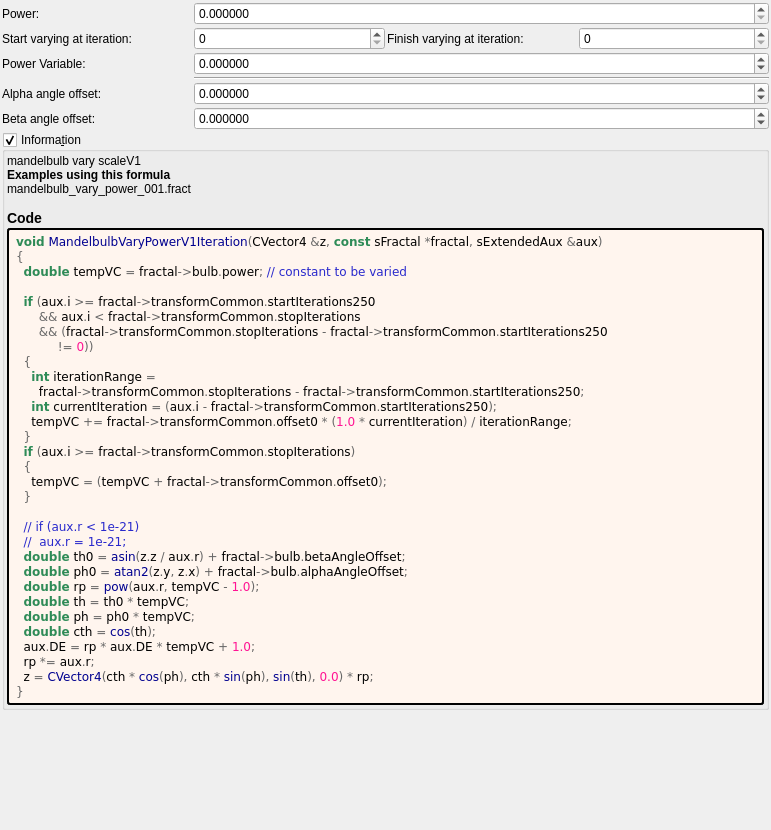
buddhi1980/mandelbulber2, file mandelbulber2/formula/ui/mandelbulb_vary_power_v1.ui: the form before one commit.
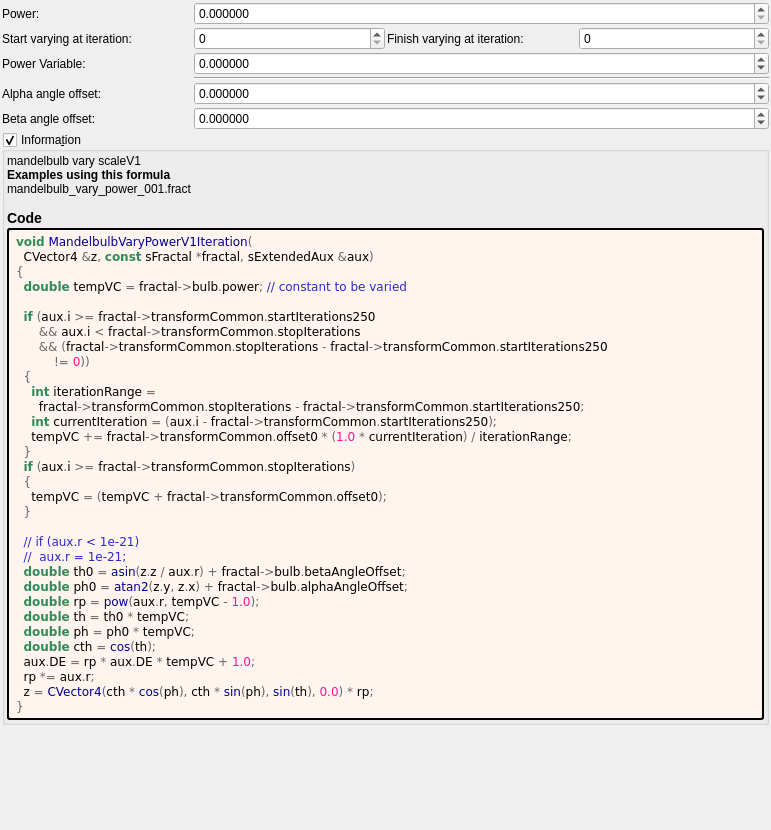
The form after the commit. Custom widgets are drawn as their Qt base class.

Patch:
```diff
--- a/mandelbulber2/formula/ui/mandelbulb_vary_power_v1.ui
+++ b/mandelbulber2/formula/ui/mandelbulb_vary_power_v1.ui
@@ -281,14 +281,15 @@
         </property>
         <property name="text">
          <string notr="true">&lt;body style=&quot;background-color:#fff5ee&quot;&gt;
-&lt;pre style=&quot;color:#000000; background-color:#fff5ee;  font-family:'Courier New',monospace;&quot;&gt;&lt;span style=&quot;color:#2e8b57; font-weight:bold&quot;&gt;void&lt;/span&gt; &lt;span style=&quot;color:#00008f&quot;&gt;MandelbulbVaryPowerV1Iteration&lt;/span&gt;&lt;span style=&quot;color:#676767&quot;&gt;(&lt;/span&gt;CVector4 &lt;span style=&quot;color:#676767&quot;&gt;&amp;amp;&lt;/span&gt;z&lt;span style=&quot;color:#676767&quot;&gt;,&lt;/span&gt; &lt;span style=&quot;color:#2e8b57; font-weight:bold&quot;&gt;const&lt;/span&gt; sFractal &lt;span style=&quot;color:#676767&quot;&gt;*&lt;/span&gt;fractal&lt;span style=&quot;color:#676767&quot;&gt;,&lt;/span&gt; sExtendedAux &lt;span style=&quot;color:#676767&quot;&gt;&amp;amp;&lt;/span&gt;aux&lt;span style=&quot;color:#676767&quot;&gt;)&lt;/span&gt;
+&lt;pre style=&quot;color:#000000; background-color:#fff5ee;  font-family:'Courier New',monospace;&quot;&gt;&lt;span style=&quot;color:#2e8b57; font-weight:bold&quot;&gt;void&lt;/span&gt; &lt;span style=&quot;color:#00008f&quot;&gt;MandelbulbVaryPowerV1Iteration&lt;/span&gt;&lt;span style=&quot;color:#676767&quot;&gt;(&lt;/span&gt;
+  CVector4 &lt;span style=&quot;color:#676767&quot;&gt;&amp;amp;&lt;/span&gt;z&lt;span style=&quot;color:#676767&quot;&gt;,&lt;/span&gt; &lt;span style=&quot;color:#2e8b57; font-weight:bold&quot;&gt;const&lt;/span&gt; sFractal &lt;span style=&quot;color:#676767&quot;&gt;*&lt;/span&gt;fractal&lt;span style=&quot;color:#676767&quot;&gt;,&lt;/span&gt; sExtendedAux &lt;span style=&quot;color:#676767&quot;&gt;&amp;amp;&lt;/span&gt;aux&lt;span style=&quot;color:#676767&quot;&gt;)&lt;/span&gt;
 &lt;span style=&quot;color:#676767&quot;&gt;{&lt;/span&gt;
   &lt;span style=&quot;color:#2e8b57; font-weight:bold&quot;&gt;double&lt;/span&gt; tempVC &lt;span style=&quot;color:#676767&quot;&gt;=&lt;/span&gt; fractal&lt;span style=&quot;color:#676767&quot;&gt;-&amp;gt;&lt;/span&gt;bulb&lt;span style=&quot;color:#676767&quot;&gt;.&lt;/span&gt;power&lt;span style=&quot;color:#676767&quot;&gt;;&lt;/span&gt; &lt;span style=&quot;color:#2929cc&quot;&gt;// constant to be varied&lt;/span&gt;
 
   &lt;span style=&quot;color:#2e8b57; font-weight:bold&quot;&gt;if&lt;/span&gt; &lt;span style=&quot;color:#676767&quot;&gt;(&lt;/span&gt;aux&lt;span style=&quot;color:#676767&quot;&gt;.&lt;/span&gt;i &lt;span style=&quot;color:#676767&quot;&gt;&amp;gt;=&lt;/span&gt; fractal&lt;span style=&quot;color:#676767&quot;&gt;-&amp;gt;&lt;/span&gt;transformCommon&lt;span style=&quot;color:#676767&quot;&gt;.&lt;/span&gt;startIterations250
       &lt;span style=&quot;color:#676767&quot;&gt;&amp;amp;&amp;amp;&lt;/span&gt; aux&lt;span style=&quot;color:#676767&quot;&gt;.&lt;/span&gt;i &lt;span style=&quot;color:#676767&quot;&gt;&amp;lt;&lt;/span&gt; fractal&lt;span style=&quot;color:#676767&quot;&gt;-&amp;gt;&lt;/span&gt;transformCommon&lt;span style=&quot;color:#676767&quot;&gt;.&lt;/span&gt;stopIterations
       &lt;span style=&quot;color:#676767&quot;&gt;&amp;amp;&amp;amp; (&lt;/span&gt;fractal&lt;span style=&quot;color:#676767&quot;&gt;-&amp;gt;&lt;/span&gt;transformCommon&lt;span style=&quot;color:#676767&quot;&gt;.&lt;/span&gt;stopIterations &lt;span style=&quot;color:#676767&quot;&gt;-&lt;/span&gt; fractal&lt;span style=&quot;color:#676767&quot;&gt;-&amp;gt;&lt;/span&gt;transformCommon&lt;span style=&quot;color:#676767&quot;&gt;.&lt;/span&gt;startIterations250
-           &lt;span style=&quot;color:#676767&quot;&gt;!=&lt;/span&gt; &lt;span style=&quot;color:#ff1493&quot;&gt;0&lt;/span&gt;&lt;span style=&quot;color:#676767&quot;&gt;))&lt;/span&gt;
+          &lt;span style=&quot;color:#676767&quot;&gt;!=&lt;/span&gt; &lt;span style=&quot;color:#ff1493&quot;&gt;0&lt;/span&gt;&lt;span style=&quot;color:#676767&quot;&gt;))&lt;/span&gt;
   &lt;span style=&quot;color:#676767&quot;&gt;{&lt;/span&gt;
     &lt;span style=&quot;color:#2e8b57; font-weight:bold&quot;&gt;int&lt;/span&gt; iterationRange &lt;span style=&quot;color:#676767&quot;&gt;=&lt;/span&gt;
       fractal&lt;span style=&quot;color:#676767&quot;&gt;-&amp;gt;&lt;/span&gt;transformCommon&lt;span style=&quot;color:#676767&quot;&gt;.&lt;/span&gt;stopIterations &lt;span style=&quot;color:#676767&quot;&gt;-&lt;/span&gt; fractal&lt;span style=&quot;color:#676767&quot;&gt;-&amp;gt;&lt;/span&gt;transformCommon&lt;span style=&quot;color:#676767&quot;&gt;.&lt;/span&gt;startIterations250&lt;span style=&quot;color:#676767&quot;&gt;;&lt;/span&gt;
```
